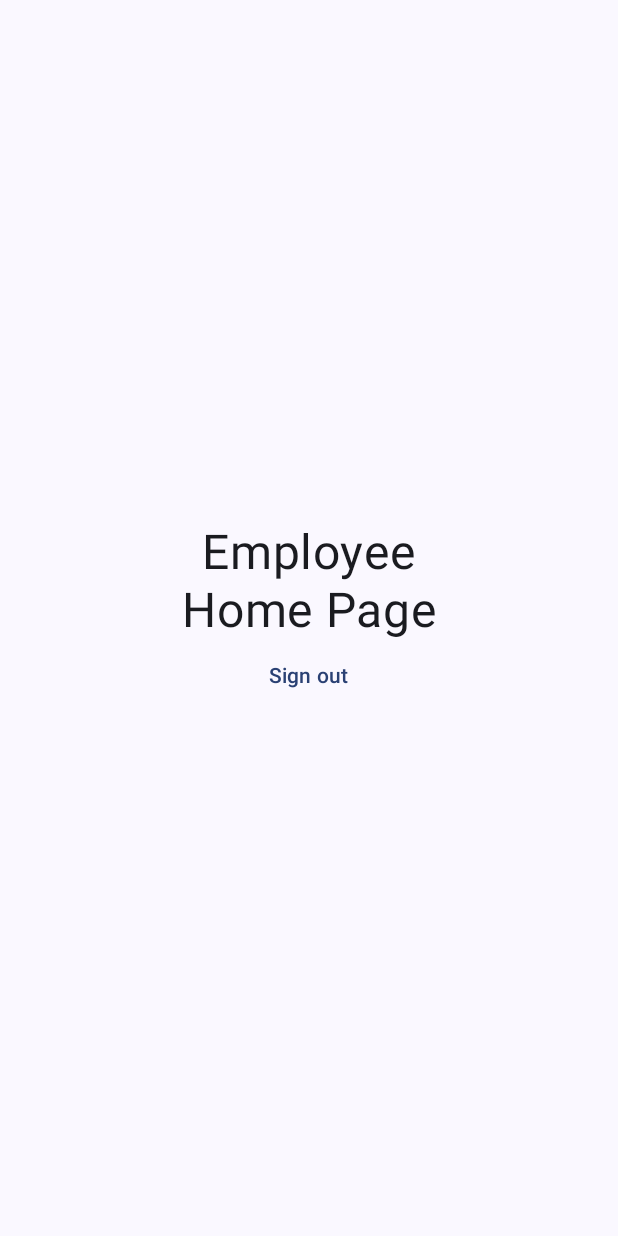
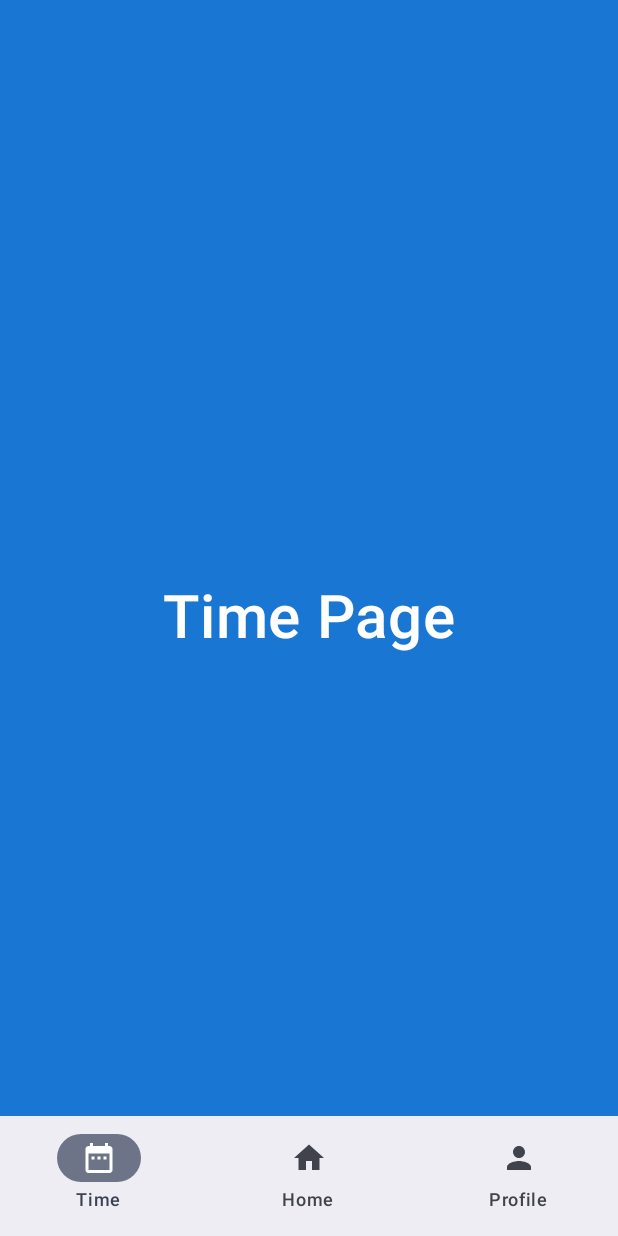
Before and after one commit to vivalavida624/ShiftApp, an Android app built with Jetpack Compose: the EmployeeHomePage screen opened through its navigation route, on a phone screen of 412 x 824 dp. Run offline under Robolectric (Android 15) with nearby library versions, the phone set to English and light mode, and no system bars; our stand-ins replace Firebase (no records; nobody signed in at launch, a user with empty details on screens opened directly), livedata-compose.

Commit message:
add employee bottom navigation bar

```diff
--- /dev/null
+++ b/app/src/main/java/com/map08/shiftapp/EmployeeNavItem.kt
@@ -0,0 +1,8 @@
+package com.map08.shiftapp
+
+import androidx.compose.ui.graphics.vector.ImageVector
+
+data class EmployeeNavItem(
+    val label: String,
+    val icon: ImageVector,
+)
--- a/app/src/main/java/com/map08/shiftapp/pages/EmployeeHomePage.kt
+++ b/app/src/main/java/com/map08/shiftapp/pages/EmployeeHomePage.kt
@@ -1,33 +1,73 @@
 package com.map08.shiftapp.pages
 
-import androidx.compose.foundation.layout.Arrangement
-import androidx.compose.foundation.layout.Column
 import androidx.compose.foundation.layout.fillMaxSize
+import androidx.compose.foundation.layout.padding
+import androidx.compose.material.icons.Icons
+import androidx.compose.material.icons.filled.DateRange
+import androidx.compose.material.icons.filled.Home
+import androidx.compose.material.icons.filled.Person
+import androidx.compose.material3.Icon
+import androidx.compose.material3.NavigationBar
+import androidx.compose.material3.NavigationBarItem
+import androidx.compose.material3.Scaffold
 import androidx.compose.material3.Text
 import androidx.compose.material3.TextButton
 import androidx.compose.runtime.Composable
+import androidx.compose.runtime.getValue
+import androidx.compose.runtime.mutableIntStateOf
+import androidx.compose.runtime.remember
+import androidx.compose.runtime.setValue
 import androidx.compose.ui.Alignment
 import androidx.compose.ui.Modifier
 import androidx.compose.ui.unit.sp
 import androidx.navigation.NavController
 import com.map08.shiftapp.AuthViewModel
+import com.map08.shiftapp.EmployeeNavItem
 
 @Composable
 fun EmployeeHomePage(modifier: Modifier = Modifier, navController: NavController, authViewModel: AuthViewModel) {
 
-    Column(
-        modifier = modifier.fillMaxSize(),
-        verticalArrangement = Arrangement.Center,
-        horizontalAlignment = Alignment.CenterHorizontally
-    ) {
-        Text(text = "Employee", fontSize = 32.sp)
+    val employeeNavItemList = listOf(
+        EmployeeNavItem("Time", Icons.Default.DateRange),
+        EmployeeNavItem("Home", Icons.Default.Home),
+        EmployeeNavItem("Profile", Icons.Default.Person),
+    )
 
-        Text(text = "Home Page", fontSize = 32.sp)
+    var selectedIndex by remember { mutableIntStateOf(0) }
 
-        TextButton(onClick = {
-            authViewModel.signout()
-        }) {
-            Text(text = "Sign out")
+    Scaffold(
+        modifier = Modifier.fillMaxSize(),
+        bottomBar = {
+            NavigationBar {
+                employeeNavItemList.forEachIndexed { index, employeeNavItem ->
+                    NavigationBarItem(
+                        selected = selectedIndex == index,
+                        onClick = {
+                            selectedIndex = index
+                        },
+                        icon = {
+                                Icon(imageVector = employeeNavItem.icon, contentDescription = "Icon")
+                        },
+                        label = {
+                            Text(text = employeeNavItem.label)
+                        }
+                    )
+                }
+            }
         }
+    ){ innerPadding ->
+        ContentScreen(modifier = Modifier.padding(innerPadding), navController, authViewModel,selectedIndex)
+
     }
 }
+
+@Composable
+fun ContentScreen(modifier: Modifier = Modifier, navController: NavController, authViewModel: AuthViewModel,selectedIndex: Int) {
+    when(selectedIndex) {
+        0-> EmployeeTimePage()
+//        1-> EmployeeHomePage(modifier, navController, authViewModel)
+        2-> EmployeeProfilePage()
+    }
+
+
+}
--- /dev/null
+++ b/app/src/main/java/com/map08/shiftapp/pages/EmployeeProfilePage.kt
@@ -0,0 +1,37 @@
+package com.map08.shiftapp.pages
+
+import androidx.compose.foundation.background
+import androidx.compose.foundation.layout.Arrangement
+import androidx.compose.foundation.layout.Column
+import androidx.compose.foundation.layout.fillMaxSize
+import androidx.compose.material3.Text
+import androidx.compose.runtime.Composable
+import androidx.compose.ui.Alignment
+import androidx.compose.ui.Modifier
+import androidx.compose.ui.graphics.Color
+import androidx.compose.ui.text.font.FontWeight
+import androidx.compose.ui.unit.sp
+
+@Composable
+fun EmployeeProfilePage(modifier: Modifier = Modifier) {
+    Column(
+        modifier = modifier.fillMaxSize().background(Color(0XFF1976D2)),
+        verticalArrangement = Arrangement.Center,
+        horizontalAlignment = Alignment.CenterHorizontally
+    ) {
+        Text(
+            text = "Employee",
+            fontSize = 40.sp,
+            fontWeight = FontWeight.SemiBold,
+            color = Color.White
+        )
+
+        Text(
+            text = "Profile Page",
+            fontSize = 40.sp,
+            fontWeight = FontWeight.SemiBold,
+            color = Color.White
+        )
+
+    }
+}
--- /dev/null
+++ b/app/src/main/java/com/map08/shiftapp/pages/EmployeeTimePage.kt
@@ -0,0 +1,30 @@
+package com.map08.shiftapp.pages
+
+import androidx.compose.foundation.background
+import androidx.compose.foundation.layout.Arrangement
+import androidx.compose.foundation.layout.Column
+import androidx.compose.foundation.layout.fillMaxSize
+import androidx.compose.material3.Text
+import androidx.compose.runtime.Composable
+import androidx.compose.ui.Alignment
+import androidx.compose.ui.Modifier
+import androidx.compose.ui.graphics.Color
+import androidx.compose.ui.text.font.FontWeight
+import androidx.compose.ui.unit.sp
+
+@Composable
+fun EmployeeTimePage(modifier: Modifier = Modifier) {
+    Column(
+        modifier = modifier.fillMaxSize().background(Color(0XFF1976D2)),
+        verticalArrangement = Arrangement.Center,
+        horizontalAlignment = Alignment.CenterHorizontally
+    ) {
+        Text(
+            text = "Time Page",
+            fontSize = 40.sp,
+            fontWeight = FontWeight.SemiBold,
+            color = Color.White
+        )
+
+    }
+}
```
